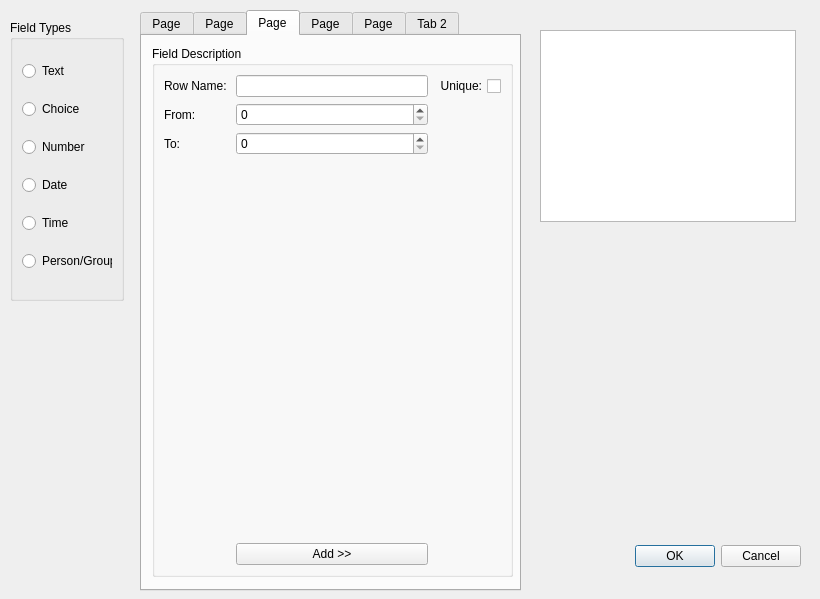
This is ui/create_new_table.ui in AeroNotix/freepoint as Qt 5 draws it before an edit. The edited form follows.
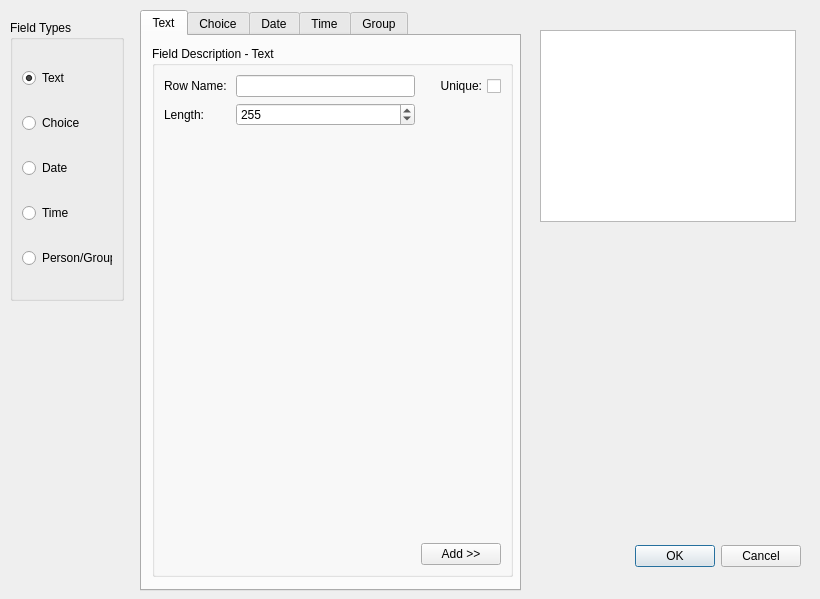
This is the edited form. The open tabs and pages were chosen to show the change.

Commit message: The createDatabase section of the client is taking shape. You can generate several field types and the dictionary will be updated according to that data. It will be trivial to marshal it into JSON and then send to the server.

What changed in the file:
```diff
--- a/ui/create_new_table.ui
+++ b/ui/create_new_table.ui
@@ -75,6 +75,9 @@
       <property name="text">
        <string>Text</string>
       </property>
+      <property name="checked">
+       <bool>true</bool>
+      </property>
       <attribute name="buttonGroup">
        <string notr="true">buttonGroup</string>
       </attribute>
@@ -90,16 +93,6 @@
       </attribute>
      </widget>
     </item>
-    <item>
-     <widget class="QRadioButton" name="num_radio">
-      <property name="text">
-       <string>Number</string>
-      </property>
-      <attribute name="buttonGroup">
-       <string notr="true">buttonGroup</string>
-      </attribute>
-     </widget>
-    </item>
     <item>
      <widget class="QRadioButton" name="date_radio">
       <property name="text">
@@ -146,7 +139,7 @@
    </property>
    <widget class="QWidget" name="tab_3">
     <attribute name="title">
-     <string>Page</string>
+     <string>Text</string>
     </attribute>
     <widget class="QGroupBox" name="txt_group">
      <property name="geometry">
@@ -158,7 +151,7 @@
       </rect>
      </property>
      <property name="title">
-      <string>Field Description</string>
+      <string>Field Description - Text</string>
      </property>
      <layout class="QGridLayout" name="gridLayout">
       <item row="0" column="1">
@@ -209,10 +202,13 @@
         <property name="maximum">
          <number>100000</number>
         </property>
+        <property name="value">
+         <number>255</number>
+        </property>
        </widget>
       </item>
-      <item row="3" column="1">
-       <widget class="QPushButton" name="pushButton">
+      <item row="3" column="2">
+       <widget class="QPushButton" name="btn_txt_group">
         <property name="text">
          <string>Add &gt;&gt;</string>
         </property>
@@ -223,7 +219,7 @@
    </widget>
    <widget class="QWidget" name="tab_4">
     <attribute name="title">
-     <string>Page</string>
+     <string>Choice</string>
     </attribute>
     <widget class="QGroupBox" name="choice_group">
      <property name="geometry">
@@ -283,100 +279,8 @@
         <property name="text">
          <string>Choices:</string>
         </property>
-       </widget>
-      </item>
-      <item row="3" column="1">
-       <widget class="QPushButton" name="pushButton_2">
-        <property name="text">
-         <string>Add &gt;&gt;</string>
-        </property>
-       </widget>
-      </item>
-     </layout>
-    </widget>
-   </widget>
-   <widget class="QWidget" name="tab_7">
-    <attribute name="title">
-     <string>Page</string>
-    </attribute>
-    <widget class="QGroupBox" name="num_group">
-     <property name="geometry">
-      <rect>
-       <x>10</x>
-       <y>10</y>
-       <width>361</width>
-       <height>531</height>
-      </rect>
-     </property>
-     <property name="title">
-      <string>Field Description</string>
-     </property>
-     <layout class="QGridLayout" name="gridLayout_3">
-      <item row="0" column="1">
-       <widget class="QLineEdit" name="lineEdit_3"/>
-      </item>
-      <item row="3" column="1">
-       <spacer name="verticalSpacer_3">
-        <property name="orientation">
-         <enum>Qt::Vertical</enum>
-        </property>
-        <property name="sizeHint" stdset="0">
-         <size>
-          <width>20</width>
-          <height>40</height>
-         </size>
-        </property>
-       </spacer>
-      </item>
-      <item row="0" column="0">
-       <widget class="QLabel" name="label_5">
-        <property name="text">
-         <string>Row Name: </string>
-        </property>
-       </widget>
-      </item>
-      <item row="0" column="2">
-       <widget class="QCheckBox" name="checkBox_3">
-        <property name="layoutDirection">
-         <enum>Qt::RightToLeft</enum>
-        </property>
-        <property name="text">
-         <string>Unique:</string>
-        </property>
-       </widget>
-      </item>
-      <item row="1" column="1">
-       <widget class="QSpinBox" name="spinBox_2">
-        <property name="maximum">
-         <number>999999998</number>
-        </property>
-       </widget>
-      </item>
-      <item row="2" column="1">
-       <widget class="QSpinBox" name="spinBox_3">
-        <property name="maximum">
-         <number>999999999</number>
-        </property>
-       </widget>
-      </item>
-      <item row="1" column="0">
-       <widget class="QLabel" name="label_6">
-        <property name="text">
-         <string>From:</string>
-        </property>
-       </widget>
-      </item>
-      <item row="2" column="0">
-       <widget class="QLabel" name="label_7">
-        <property name="text">
-         <string>To:</string>
-        </property>
-       </widget>
-      </item>
-      <item row="4" column="1">
-       <widget class="QPushButton" name="pushButton_3">
-        <property name="text">
-         <string>Add &gt;&gt;</string>
+        <property name="buddy">
+         <cstring>choice_grp_choices</cstring>
         </property>
        </widget>
       </item>
@@ -385,7 +289,7 @@
    </widget>
    <widget class="QWidget" name="tab_5">
     <attribute name="title">
-     <string>Page</string>
+     <string>Date</string>
     </attribute>
     <widget class="QGroupBox" name="groupBox_5">
      <property name="geometry">
@@ -403,7 +307,7 @@
    </widget>
    <widget class="QWidget" name="tab_6">
     <attribute name="title">
-     <string>Page</string>
+     <string>Time</string>
     </attribute>
     <widget class="QGroupBox" name="groupBox_6">
      <property name="geometry">
@@ -421,7 +325,7 @@
    </widget>
    <widget class="QWidget" name="tab_2">
     <attribute name="title">
-     <string>Tab 2</string>
+     <string>Group</string>
     </attribute>
     <widget class="QGroupBox" name="groupBox_8">
      <property name="geometry">
```
Left out of the diff: 200 changed lines with no effect on the pictures. The commit also changes 2 other files.
